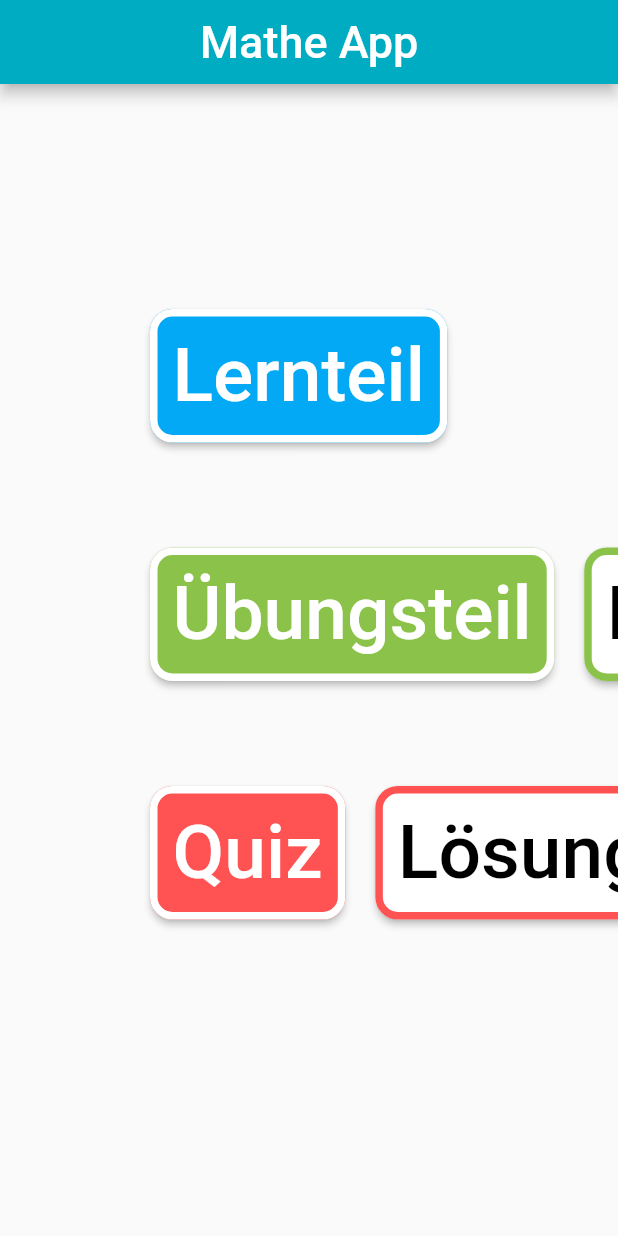
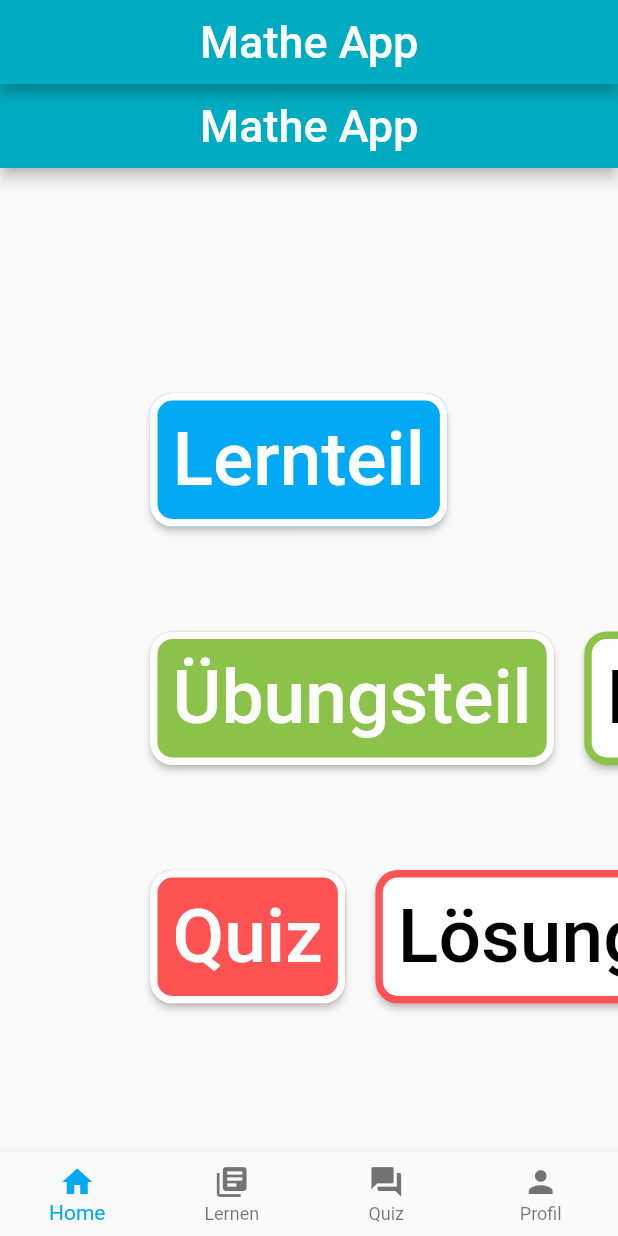
Before and after one commit to chrissiwaffler/Mathe-App, a Flutter app: the screen it shows after launch, after a tap on "Lösungen", on a phone screen of 412 x 824 dp. Run offline on Flutter 3.47's test engine with Material 2 defaults, Android fonts, the phone set to English and light mode, and no system bars; our stand-ins replace google_fonts; missing offline and left inert: flutter_full_pdf_viewer, flutter_pdfview.

Commit message:
Update Listview für Lerninhalte BottomNavigationBar Added

```diff
--- /dev/null
+++ b/lib/home.dart
@@ -0,0 +1,73 @@
+import 'package:flutter/material.dart';
+import 'package:mathe_app/bottom_navigation_bar.dart';
+import 'package:mathe_app/buttons_homescreen.dart';
+import 'package:mathe_app/design_registry.dart';
+import 'package:mathe_app/homescreen.dart';
+import 'package:mathe_app/lernteil.dart';
+import 'package:mathe_app/main.dart';
+import 'package:mathe_app/profil.dart';
+import 'package:mathe_app/quiz/quiz.dart';
+import 'package:mathe_app/uebungsteil/uebungen.dart';
+
+class Home extends StatefulWidget {
+  Home({Key key}) : super(key: key);
+
+  final String title = "Mathe App";
+
+  @override
+  _HomeState createState() => _HomeState();
+}
+
+class _HomeState extends State<Home> {
+
+
+  // für die Navigationsleiste unten
+  int _selectedIndex = 0;
+
+  final List<Widget> _tabs = [HomeScreen(), Lernteil(), Quiz(), Profil()];
+
+  void _onItemTapped(int index) {
+    setState(() {
+      _selectedIndex = index;
+    });
+  }
+
+  @override
+  Widget build(BuildContext context) {
+
+    return Scaffold(
+        appBar: AppBar(
+          centerTitle: true,
+          title: Text(
+            widget.title,
+            style: TextStyle(fontSize: 30),
+            textAlign: TextAlign.center,
+          ),
+        ),
+        body: _tabs[_selectedIndex],
+
+        // Navigationsleiste unten
+        bottomNavigationBar: BottomNavigationBar(
+          type: BottomNavigationBarType.fixed,
+          //iconSize: 30,
+
+          //backgroundColor: Colors.purple[400],
+          selectedItemColor: Colors.lightBlue,
+          //unselectedItemColor: Colors.white,
+          items: const <BottomNavigationBarItem>[
+            BottomNavigationBarItem(
+                icon: Icon(Icons.home), title: Text("Home")),
+            BottomNavigationBarItem(
+                icon: Icon(Icons.library_books), title: Text("Lernen")),
+            BottomNavigationBarItem(
+                icon: Icon(Icons.question_answer), title: Text("Quiz")),
+            BottomNavigationBarItem(
+                icon: Icon(Icons.person),
+                title: Text("Profil"),
+                backgroundColor: Colors.blue)
+          ],
+          currentIndex: _selectedIndex,
+          onTap: _onItemTapped,
+        ));
+  }
+}
--- /dev/null
+++ b/lib/homescreen.dart
@@ -0,0 +1,112 @@
+import 'package:flutter/material.dart';
+import 'package:mathe_app/bottom_navigation_bar.dart';
+import 'package:mathe_app/buttons_homescreen.dart';
+import 'package:mathe_app/design_registry.dart';
+import 'package:mathe_app/lernteil.dart';
+import 'package:mathe_app/main.dart';
+import 'package:mathe_app/profil.dart';
+import 'package:mathe_app/quiz/quiz.dart';
+import 'package:mathe_app/uebungsteil/uebungen.dart';
+import 'package:flutter/material.dart';
+
+class HomeScreen extends StatefulWidget {
+  HomeScreen({Key key}) : super(key: key);
+  final String title = "Mathe App";
+
+  @override
+  _HomeScreenState createState() => _HomeScreenState();
+}
+
+class _HomeScreenState extends State<HomeScreen> {
+  final buttonLernteil = ButtonsHomescreen(
+      "Lernteil", Farbe.lernteil, Colors.white, Colors.white, Lernteil()
+      //PDFSite()
+      );
+
+  final buttonUebungsteil = ButtonsHomescreen(
+    "Übungsteil",
+    Farbe.uebungsteil_aufgaben,
+    Colors.white,
+    Colors.white,
+    Uebungen(),
+  );
+
+  final buttonQuiz = ButtonsHomescreen(
+      "Quiz", Farbe.quiz_aufgaben, Colors.white, Colors.white, Quiz());
+
+  final buttonUebungsteilLoesungen = ButtonsHomescreen("Lösungen", Colors.white,
+      Farbe.uebungsteil_loesungen, Colors.black, MyApp());
+
+  final buttonQuizLoesungen = ButtonsHomescreen(
+      "Lösungen", Colors.white, Farbe.quiz_loesungen, Colors.black, MyApp());
+
+  static const double OFFSETLeft = 100;
+  static const double OFFSETBetween = 20;
+
+  isHorizontal() {
+    Orientation currentOrientation = MediaQuery.of(context).orientation;
+    return currentOrientation == Orientation.landscape ? true : false;
+  }
+
+  @override
+  Widget build(BuildContext context) {
+    var listViewOrientation =
+        isHorizontal() == true ? Axis.vertical : Axis.horizontal;
+    print("Horizontal: " + isHorizontal().toString());
+
+    return Scaffold(
+        appBar: AppBar(
+          centerTitle: true,
+          title: Text(
+            widget.title,
+            style: TextStyle(fontSize: 30),
+            textAlign: TextAlign.center,
+          ),
+        ),
+        // so dass man kein ListView braucht und die Größe der Buttons an die Größe des Geräts angepasst werden
+        // so kann die App aufm Tablet und aufm Handy angesehen werden
+        body: ListView(scrollDirection: listViewOrientation, children: <Widget>[
+          Column(
+            crossAxisAlignment: CrossAxisAlignment.start,
+            children: <Widget>[
+              // Lernteil
+              // mit Padding, damit die Row nicht bis ganz nach rechts geht
+              Padding(
+                padding: EdgeInsets.only(left: OFFSETLeft, top: OFFSETLeft),
+                child: buttonLernteil,
+              ),
+
+              // Übungsteil
+              Padding(
+                padding: EdgeInsets.only(left: OFFSETLeft, top: OFFSETBetween),
+                child: Row(
+                  mainAxisAlignment: MainAxisAlignment.start,
+                  children: <Widget>[
+                    // Button für Übungsteil
+                    buttonUebungsteil,
+                    // Button für Lösungen vom Übungsteil
+                    buttonUebungsteilLoesungen,
+                    // Bild
+                    //Image(image: AssetImage('graphics/mathe_bild.jpg'),)
+                  ],
+                ),
+              ),
+
+              // Quiz
+              Padding(
+                  padding:
+                      EdgeInsets.only(left: OFFSETLeft, top: OFFSETBetween),
+                  child: Row(
+                    mainAxisAlignment: MainAxisAlignment.start,
+                    children: <Widget>[
+                      // Button für Quizze
+                      buttonQuiz,
+                      // Button für Lösungen von den Quizzen
+                      buttonQuizLoesungen
+                    ],
+                  )),
+            ],
+          )
+        ]));
+  }
+}
--- a/lib/lernteil.dart
+++ b/lib/lernteil.dart
@@ -3,6 +3,7 @@ import 'dart:typed_data';
 
 import 'package:flutter/material.dart';
 import 'package:flutter_full_pdf_viewer/flutter_full_pdf_viewer.dart';
+import 'package:mathe_app/lernteil/liste_lerninhalte.dart';
 import 'package:path_provider/path_provider.dart';
 
 class Lernteil extends StatefulWidget {
@@ -38,13 +39,16 @@ class _LernteilState extends State<Lernteil> {
         child: RaisedButton(
           onPressed: () => {
             // We need to prepare the test PDF, and then we can display the PDF.
-            prepareTestPdf().then((path) {
-              Navigator.push(
-                context,
-                MaterialPageRoute(
-                    builder: (context) => FullPdfViewerScreen(path)),
-              );
-            })
+            // prepareTestPdf().then((path) {
+            //   Navigator.push(
+            //     context,
+            //     MaterialPageRoute(
+            //         builder: (context) => FullPdfViewerScreen(path)),
+            //   );
+            // })
+            Navigator.push(
+              context, MaterialPageRoute(builder:(context) => ListeLerninhalte())
+            )
           },
           child: const Text('PDF ansehen'),
         ),
--- /dev/null
+++ b/lib/lernteil/liste_lerninhalte.dart
@@ -0,0 +1,44 @@
+import 'dart:convert';
+
+import 'package:flutter/material.dart';
+import 'package:flutter/services.dart';
+
+class ListeLerninhalte extends StatefulWidget {
+  ListeLerninhalte({Key key}) : super(key: key);
+
+  @override
+  _ListeLerninhalteState createState() => _ListeLerninhalteState();
+}
+
+class _ListeLerninhalteState extends State<ListeLerninhalte> {
+
+
+
+  Future<List<String>> loadLerninhalteList() async {
+    String txt = await rootBundle.loadString('assets/Lerninhalte/liste_lerninhalte.txt');
+    List <String> list = LineSplitter().convert(txt).toList();
+    return list;
+  }
+
+
+  @override
+  Widget build(BuildContext context) {
+
+    Future<List> liste = loadLerninhalteList();
+    //TODO: Future handler
+    //TODO: ich kotzee
+
+    return ListView.builder(
+      padding: const EdgeInsets.all(8),
+      itemCount: //TODO: Liste hierrein!!!,
+      itemBuilder: (BuildContext context, int index) {
+        return Container(
+          child: Center(child: Text('${liste[index]}')),
+        );
+      }
+    );
+
+
+
+  }
+}
--- a/lib/main.dart
+++ b/lib/main.dart
@@ -1,6 +1,8 @@
 import 'package:flutter/material.dart';
+import 'package:mathe_app/bottom_navigation_bar.dart';
 import 'package:mathe_app/buttons_homescreen.dart';
 import 'package:google_fonts/google_fonts.dart';
+import 'package:mathe_app/home.dart';
 import 'package:mathe_app/lernteil.dart';
 import 'package:mathe_app/quiz/quiz.dart';
 import 'package:mathe_app/uebungsteil/uebungen.dart';
@@ -23,114 +25,8 @@ class MyApp extends StatelessWidget {
           textTheme: GoogleFonts.expletusSansTextTheme(
             Theme.of(context).textTheme,
           )),
-      home: MyHomePage(
-        title: 'Mathe App',
-      ),
+      home: Home(),
+
     );
   }
 }
-
-class MyHomePage extends StatefulWidget {
-  MyHomePage({Key key, this.title}) : super(key: key);
-  final String title;
-  @override
-  _MyHomePageState createState() => _MyHomePageState();
-}
-
-class _MyHomePageState extends State<MyHomePage> {
-  final buttonLernteil = ButtonsHomescreen(
-      "Lernteil", Farbe.lernteil, Colors.white, Colors.white, Lernteil()
-      //PDFSite()
-      );
-
-  final buttonUebungsteil = ButtonsHomescreen(
-    "Übungsteil",
-    Farbe.uebungsteil_aufgaben,
-    Colors.white,
-    Colors.white,
-    Uebungen(),
-  );
-
-  final buttonQuiz = ButtonsHomescreen(
-      "Quiz", Farbe.quiz_aufgaben, Colors.white, Colors.white, Quiz());
-
-  final buttonUebungsteilLoesungen = ButtonsHomescreen("Lösungen", Colors.white,
-      Farbe.uebungsteil_loesungen, Colors.black, MyApp());
-
-  final buttonQuizLoesungen = ButtonsHomescreen(
-      "Lösungen", Colors.white, Farbe.quiz_loesungen, Colors.black, MyApp());
-
-  static const double OFFSETLeft = 100;
-  static const double OFFSETBetween = 20;
-
-  isHorizontal() {
-    Orientation currentOrientation = MediaQuery.of(context).orientation;
-    return currentOrientation==Orientation.landscape?true : false;
-  }
-
-  @override
-  Widget build(BuildContext context) {
-    var listViewOrientation = isHorizontal()==true?Axis.vertical : Axis.horizontal;
-    print("Horizontal: "+ isHorizontal().toString());
-    return Scaffold(
-      appBar: AppBar(
-        centerTitle: true,
-        title: Text(
-          widget.title,
-          style: TextStyle(fontSize: 30),
-          textAlign: TextAlign.center,
-        ),
-      ),
-      // TODO: ListView umändern:
-      // so dass man kein ListView braucht und die Größe der Buttons an die Größe des Geräts angepasst werden
-      // so kann die App aufm Tablet und aufm Handy angesehen werden
-      body: ListView(
-        scrollDirection: listViewOrientation,
-        children: <Widget>[
-        Column(
-          crossAxisAlignment: CrossAxisAlignment.start,
-          children: <Widget>[
-            // Lernteil
-            // mit Padding, damit die Row nicht bis ganz nach rechts geht
-            Padding(
-              padding: EdgeInsets.only(left: OFFSETLeft, top: OFFSETLeft),
-              child: buttonLernteil.build(context),
-            ),
-
-            // Übungsteil
-            Padding(
-              padding: EdgeInsets.only(left: OFFSETLeft, top: OFFSETBetween),
-              child: Row(
-                mainAxisAlignment: MainAxisAlignment.start,
-                children: <Widget>[
-                  // Button für Übungsteil
-                  buttonUebungsteil.build(context),
-
-                  // Button für Lösungen vom Übungsteil
-                  buttonUebungsteilLoesungen.build(context),
-
-                  // Bild
-                  //Image(image: AssetImage('graphics/mathe_bild.jpg'),)
-                ],
-              ),
-            ),
-
-            // Quiz
-            Padding(
-                padding: EdgeInsets.only(left: OFFSETLeft, top: OFFSETBetween),
-                child: Row(
-                  mainAxisAlignment: MainAxisAlignment.start,
-                  children: <Widget>[
-                    // Button für Quizze
-                    buttonQuiz.build(context),
-
-                    // Button für Lösungen von den Quizzen
-                    buttonQuizLoesungen.build(context),
-                  ],
-                )),
-          ],
-        )
-      ]),
-    );
-  }
-}
--- /dev/null
+++ b/lib/profil.dart
@@ -0,0 +1,19 @@
+import 'package:flutter/material.dart';
+
+class Profil extends StatefulWidget {
+  Profil({Key key}) : super(key: key);
+
+  @override
+  _ProfilState createState() => _ProfilState();
+}
+
+class _ProfilState extends State<Profil> {
+  @override
+  Widget build(BuildContext context) {
+    return Container(
+        child: Text(
+      "Profil",
+      style: TextStyle(fontSize: 30),
+    ));
+  }
+}
--- a/pubspec.yaml
+++ b/pubspec.yaml
@@ -53,6 +53,7 @@ flutter:
     - assets/graphics/mathe_bild.jpg
     - assets/PDFs/
     - assets/data/lernteil.json
+    - assets/Lerninhalte/
 
   # An image asset can refer to one or more resolution-specific "variants", see
   # https://flutter.dev/assets-and-images/#resolution-aware.
```
Also changed, not shown: assets/Lerninhalte/liste_lerninhalte.txt (added, +13 -0 lines), lib/bottom_navigation_bar.dart (added, +52 -0 lines), 1 other file.
